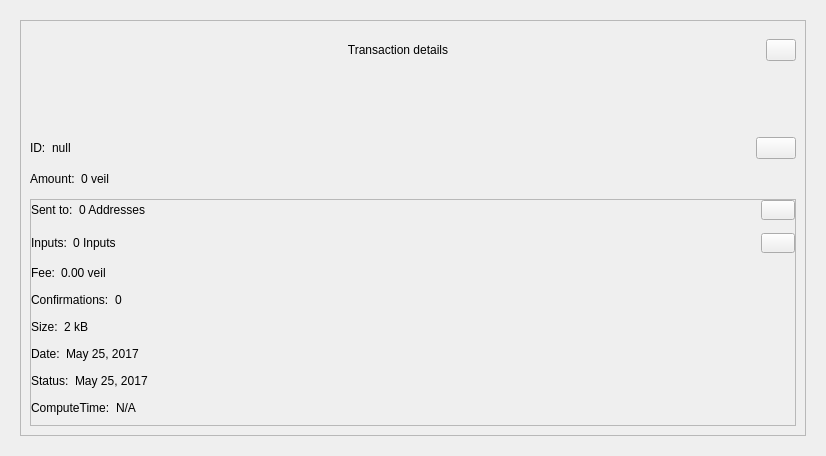
Qt form src/qt/veil/forms/transactiondetaildialog.ui (Veil-Project/veil) before a commit.
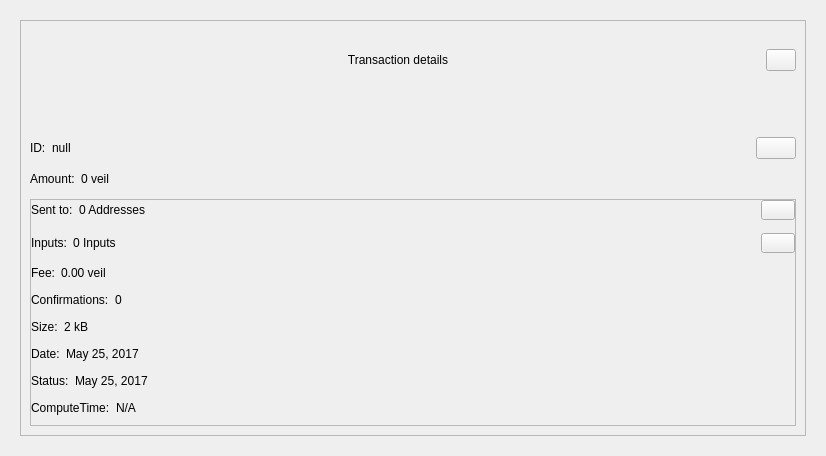
The same form after that commit. Icons and pictures are not drawn.

Commit message: fix for transaction detail clipping

Diff of the .ui file:
```diff
--- a/src/qt/veil/forms/transactiondetaildialog.ui
+++ b/src/qt/veil/forms/transactiondetaildialog.ui
@@ -54,13 +54,13 @@
                                         <property name="minimumSize">
                                             <size>
                                                 <width>0</width>
-                                                <height>40</height>
+                                                <height>60</height>
                                             </size>
                                         </property>
                                         <property name="maximumSize">
                                             <size>
                                                 <width>16777215</width>
-                                                <height>40</height>
+                                                <height>60</height>
                                             </size>
                                         </property>
                                         <property name="text">
```
